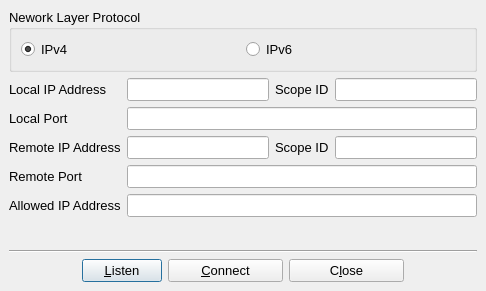
First picture: the form in setupDialog.ui, repository textbrowser/qtchess, before the edit.
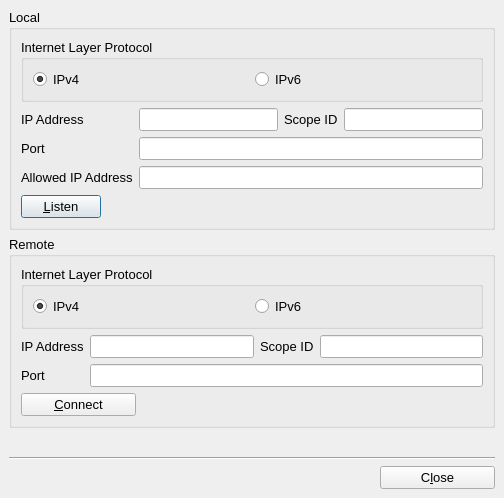
Second picture: the form after the edit. Icons and pictures are not drawn.

Patch:
```diff
--- a/setupDialog.ui
+++ b/setupDialog.ui
@@ -6,8 +6,8 @@
    <rect>
     <x>0</x>
     <y>0</y>
-    <width>486</width>
-    <height>291</height>
+    <width>504</width>
+    <height>498</height>
    </rect>
   </property>
   <property name="minimumSize">
@@ -36,9 +36,15 @@
     <number>9</number>
    </property>
    <item>
+    <widget class="QGroupBox" name="groupBox_2">
+     <property name="title">
+      <string>Local</string>
+     </property>
+     <layout class="QVBoxLayout" name="verticalLayout">
+      <item>
     <widget class="QGroupBox" name="groupBox">
      <property name="title">
-      <string>Nework Layer Protocol</string>
+         <string>Internet Layer Protocol</string>
      </property>
      <layout class="QHBoxLayout" name="horizontalLayout">
       <item>
@@ -71,7 +77,7 @@
         </font>
        </property>
        <property name="text">
-        <string>Local Port</string>
+           <string>Port</string>
        </property>
       </widget>
      </item>
@@ -82,33 +88,6 @@
        </property>
       </widget>
      </item>
-     <item row="3" column="1">
-      <widget class="QLineEdit" name="rport"/>
-     </item>
-     <item row="2" column="0">
-      <widget class="QLabel" name="label_3">
-       <property name="font">
-        <font>
-         <pointsize>10</pointsize>
-        </font>
-       </property>
-       <property name="text">
-        <string>Remote IP Address</string>
-       </property>
-      </widget>
-     </item>
-     <item row="3" column="0">
-      <widget class="QLabel" name="label_4">
-       <property name="font">
-        <font>
-         <pointsize>10</pointsize>
-        </font>
-       </property>
-       <property name="text">
-        <string>Remote Port</string>
-       </property>
-      </widget>
-     </item>
      <item row="0" column="0">
       <widget class="QLabel" name="label">
        <property name="font">
@@ -117,11 +96,11 @@
         </font>
        </property>
        <property name="text">
-        <string>Local IP Address</string>
+           <string>IP Address</string>
        </property>
       </widget>
      </item>
-     <item row="4" column="0">
+        <item row="2" column="0">
       <widget class="QLabel" name="label_5">
        <property name="font">
         <font>
@@ -133,25 +112,8 @@
        </property>
       </widget>
      </item>
-     <item row="4" column="1">
-      <widget class="QLineEdit" name="allowedHost"/>
-     </item>
      <item row="2" column="1">
-      <layout class="QHBoxLayout" name="horizontalLayout_2">
-       <item>
-        <widget class="QLineEdit" name="rhost"/>
-       </item>
-       <item>
-        <widget class="QLabel" name="label_6">
-         <property name="text">
-          <string>Scope ID</string>
-         </property>
-        </widget>
-       </item>
-       <item>
-        <widget class="QLineEdit" name="rScopeId"/>
-       </item>
-      </layout>
+         <widget class="QLineEdit" name="allowedHost"/>
      </item>
      <item row="0" column="1">
       <layout class="QHBoxLayout" name="horizontalLayout_3">
@@ -173,6 +135,151 @@
     </layout>
    </item>
    <item>
+       <layout class="QHBoxLayout" name="horizontalLayout_2">
+        <item>
+         <widget class="QPushButton" name="listen">
+          <property name="text">
+           <string>&amp;Listen</string>
+          </property>
+         </widget>
+        </item>
+        <item>
+         <spacer name="horizontalSpacer">
+          <property name="orientation">
+           <enum>Qt::Horizontal</enum>
+          </property>
+          <property name="sizeHint" stdset="0">
+           <size>
+            <width>40</width>
+            <height>20</height>
+           </size>
+          </property>
+         </spacer>
+        </item>
+       </layout>
+      </item>
+     </layout>
+    </widget>
+   </item>
+   <item>
+    <widget class="QGroupBox" name="groupBox_3">
+     <property name="title">
+      <string>Remote</string>
+     </property>
+     <layout class="QVBoxLayout" name="verticalLayout_2">
+      <item>
+       <widget class="QGroupBox" name="groupBox_4">
+        <property name="title">
+         <string>Internet Layer Protocol</string>
+        </property>
+        <layout class="QHBoxLayout" name="horizontalLayout_6">
+         <item>
+          <widget class="QRadioButton" name="ripv4">
+           <property name="text">
+            <string>IPv4</string>
+           </property>
+           <property name="checked">
+            <bool>true</bool>
+           </property>
+          </widget>
+         </item>
+         <item>
+          <widget class="QRadioButton" name="ripv6">
+           <property name="text">
+            <string>IPv6</string>
+           </property>
+          </widget>
+         </item>
+        </layout>
+       </widget>
+      </item>
+      <item>
+       <layout class="QGridLayout" name="_3">
+        <item row="1" column="1">
+         <widget class="QLineEdit" name="rport"/>
+        </item>
+        <item row="0" column="0">
+         <widget class="QLabel" name="label_9">
+          <property name="font">
+           <font>
+            <pointsize>10</pointsize>
+           </font>
+          </property>
+          <property name="text">
+           <string>IP Address</string>
+          </property>
+         </widget>
+        </item>
+        <item row="1" column="0">
+         <widget class="QLabel" name="label_10">
+          <property name="font">
+           <font>
+            <pointsize>10</pointsize>
+           </font>
+          </property>
+          <property name="text">
+           <string>Port</string>
+          </property>
+         </widget>
+        </item>
+        <item row="0" column="1">
+         <layout class="QHBoxLayout" name="horizontalLayout_4">
+          <item>
+           <widget class="QLineEdit" name="rhost"/>
+          </item>
+          <item>
+           <widget class="QLabel" name="label_13">
+            <property name="text">
+             <string>Scope ID</string>
+            </property>
+           </widget>
+          </item>
+          <item>
+           <widget class="QLineEdit" name="rScopeId"/>
+          </item>
+         </layout>
+        </item>
+       </layout>
+      </item>
+      <item>
+       <layout class="QHBoxLayout" name="horizontalLayout_5">
+        <item>
+         <widget class="QPushButton" name="connect">
+          <property name="minimumSize">
+           <size>
+            <width>115</width>
+            <height>0</height>
+           </size>
+          </property>
+          <property name="font">
+           <font>
+            <pointsize>10</pointsize>
+           </font>
+          </property>
+          <property name="text">
+           <string>&amp;Connect</string>
+          </property>
+         </widget>
+        </item>
+        <item>
+         <spacer name="horizontalSpacer_2">
+          <property name="orientation">
+           <enum>Qt::Horizontal</enum>
+          </property>
+          <property name="sizeHint" stdset="0">
+           <size>
+            <width>40</width>
+            <height>20</height>
+           </size>
+          </property>
+         </spacer>
+        </item>
+       </layout>
+      </item>
+     </layout>
+    </widget>
+   </item>
+   <item>
     <spacer>
      <property name="orientation">
       <enum>Qt::Vertical</enum>
@@ -213,31 +320,6 @@
        </property>
       </spacer>
      </item>
-     <item>
-      <widget class="QPushButton" name="listen">
-       <property name="text">
-        <string>&amp;Listen</string>
-       </property>
-      </widget>
-     </item>
-     <item>
-      <widget class="QPushButton" name="ok">
-       <property name="minimumSize">
-        <size>
-         <width>115</width>
-         <height>0</height>
-        </size>
-       </property>
-       <property name="font">
-        <font>
-         <pointsize>10</pointsize>
-        </font>
-       </property>
-       <property name="text">
-        <string>&amp;Connect</string>
-       </property>
-      </widget>
-     </item>
      <item>
       <widget class="QPushButton" name="cancel">
        <property name="minimumSize">
@@ -256,19 +338,6 @@
        </property>
       </widget>
      </item>
-     <item>
-      <spacer>
-       <property name="orientation">
-        <enum>Qt::Horizontal</enum>
-       </property>
-       <property name="sizeHint" stdset="0">
-        <size>
-         <width>40</width>
-         <height>20</height>
-        </size>
-       </property>
-      </spacer>
-     </item>
     </layout>
    </item>
   </layout>
```
Left out of the diff: 16 changed lines with no effect on the pictures. Lines whose indentation alone changed are shown as unchanged.
